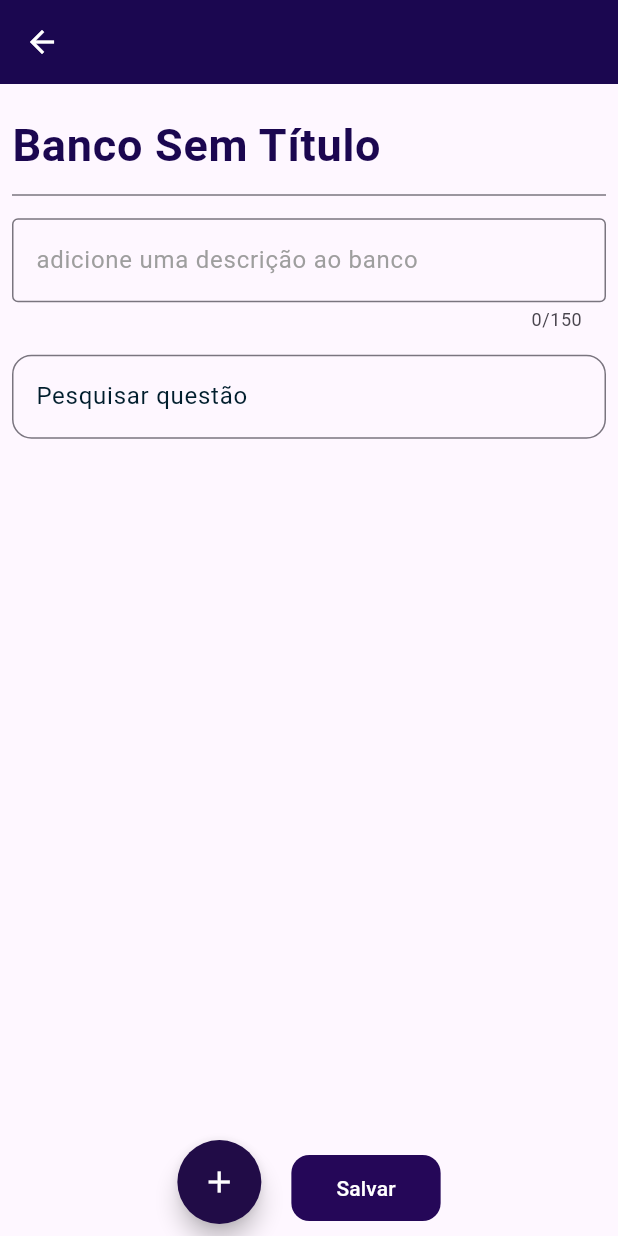
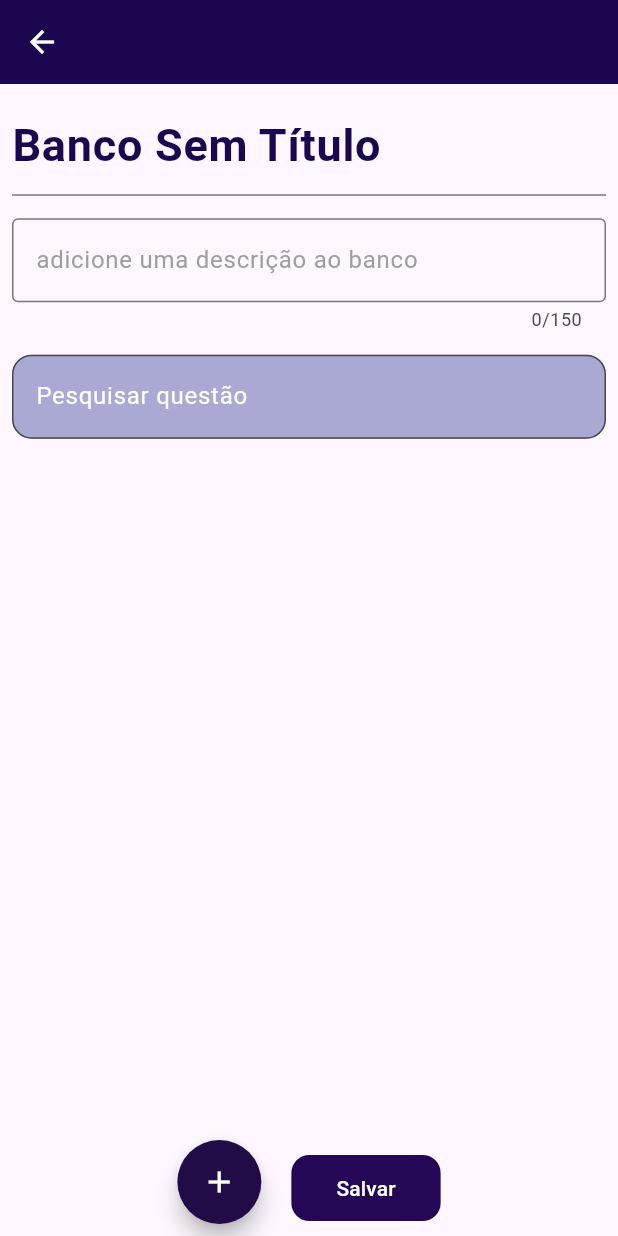
Before and after one commit to RayDaBahia/Engenharia-de-Software, a Flutter app: the MeusBancos screen opened by its route, after a tap on the "add" icon, on a phone screen of 412 x 824 dp. Run offline on Flutter 3.47's test engine with Material 3 defaults, Android fonts, the phone set to English and light mode, and no system bars; our stand-ins replace cloud_firestore, firebase_auth, firebase_core, google_sign_in; accounts and stored records are empty.

Commit message:
resolução de bug do filtrar banco

```diff
--- a/uesb_forms/lib/Telas/BancoDeQuestoes/Meus_Bancos.dart
+++ b/uesb_forms/lib/Telas/BancoDeQuestoes/Meus_Bancos.dart
@@ -48,8 +48,8 @@ que é chamado depois que o widget é inserido na árvore e quando suas dependê
         children: [
           if (bancoList.bancosLista.isNotEmpty) ...[
             WidgetPesquisa(
-                nomesBancos:
-                    bancoList.bancosLista.map((banco) => banco.nome).toList()),
+                listaDeBancos:
+                    bancoList.bancosLista),
             Expanded(
               child: ListView.builder(
                 itemCount: bancoList.bancosLista.length,
--- a/uesb_forms/lib/Telas/BancoDeQuestoes/crud_Banco_Questoes.dart
+++ b/uesb_forms/lib/Telas/BancoDeQuestoes/crud_Banco_Questoes.dart
@@ -121,8 +121,10 @@ class _CrudBancoQuestoesState extends State<CrudBancoQuestoes> {
         child:   TextField(
                 controller: _questaoFiltro,
                 decoration: InputDecoration(
+                      filled: true, // Ativa o preenchimento
+              fillColor: const Color.fromARGB(255, 169, 169, 211),
                   labelText: 'Pesquisar questão',
-                  labelStyle: TextStyle(color: const Color.fromARGB(255, 0, 29, 44)),
+                  labelStyle: TextStyle(color: const Color.fromARGB(255, 251, 253, 254)),
                   border: OutlineInputBorder(borderRadius: BorderRadius.circular(13)),
                 ),
               ),   ),
```
Also changed, not shown: uesb_forms/lib/Componentes/BancoDeQuestoes/searchDelegate.dart (+10 -9 lines), uesb_forms/lib/Componentes/BancoDeQuestoes/widget_pesquisa.dart (+6 -5 lines).
